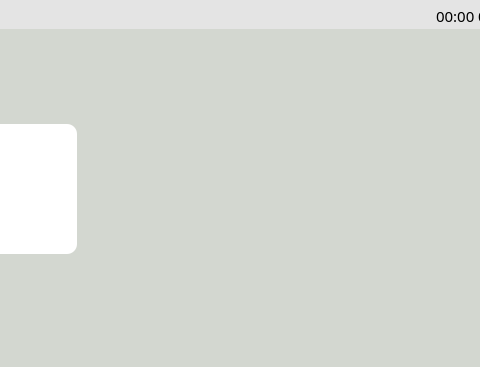
Before: the Qt Designer form src/jp_mainwindow/jp_mainwindow.ui in Jsvi53/qt_custom_widget, drawn with Qt 5; both pictures show x 161 to 641 and y 0 to 367 of the 1280 by 800 pixel window.
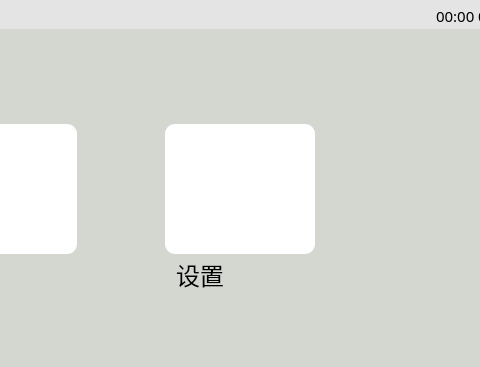
After: the same form once the commit is applied. Icons and pictures are not drawn.

```diff
--- a/src/jp_mainwindow/jp_mainwindow.ui
+++ b/src/jp_mainwindow/jp_mainwindow.ui
@@ -207,6 +207,81 @@
         <string>设置</string>
        </property>
       </widget>
+      <widget class="QPushButton" name="home_FilemanagerButton">
+       <property name="geometry">
+        <rect>
+         <x>327</x>
+         <y>95</y>
+         <width>150</width>
+         <height>130</height>
+        </rect>
+       </property>
+       <property name="minimumSize">
+        <size>
+         <width>150</width>
+         <height>130</height>
+        </size>
+       </property>
+       <property name="maximumSize">
+        <size>
+         <width>150</width>
+         <height>130</height>
+        </size>
+       </property>
+       <property name="styleSheet">
+        <string notr="true">QPushButton {
+	background-color: white;
+	border-radius: 10px;
+}	
+
+</string>
+       </property>
+       <property name="text">
+        <string/>
+       </property>
+       <property name="icon">
+        <iconset resource="../../assets/assets.qrc">
+         <normaloff>:/home/home_assets/icon_home_folder-94.png</normaloff>:/home/home_assets/icon_home_folder-94.png</iconset>
+       </property>
+       <property name="iconSize">
+        <size>
+         <width>100</width>
+         <height>100</height>
+        </size>
+       </property>
+       <property name="autoDefault">
+        <bool>false</bool>
+       </property>
+       <property name="flat">
+        <bool>false</bool>
+       </property>
+      </widget>
+      <widget class="QLabel" name="home_Filemanager_text">
+       <property name="geometry">
+        <rect>
+         <x>338</x>
+         <y>230</y>
+         <width>136</width>
+         <height>31</height>
+        </rect>
+       </property>
+       <property name="font">
+        <font>
+         <family>微软雅黑</family>
+         <pointsize>18</pointsize>
+         <weight>50</weight>
+         <bold>false</bold>
+        </font>
+       </property>
+       <property name="styleSheet">
+        <string notr="true">QLabel {
+	qproperty-alignment: AlignCenter;
+}</string>
+       </property>
+       <property name="text">
+        <string>设置</string>
+       </property>
+      </widget>
       <zorder>home_SettingButton_text</zorder>
       <zorder>home_SettingButton</zorder>
      </widget>
```
Left out of the diff: 7 changed lines with no effect on the pictures.
